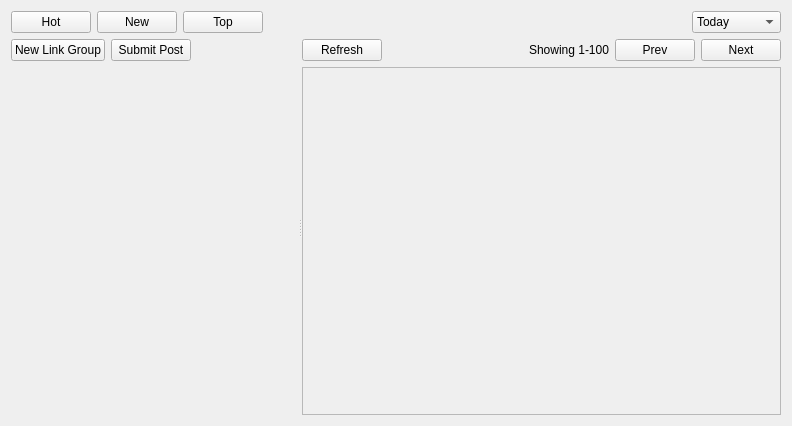
This is retroshare-gui/src/gui/Posted/PostedListDialog.ui in RetroShare/RetroShare_old as Qt 5 draws it before an edit. The edited form follows.
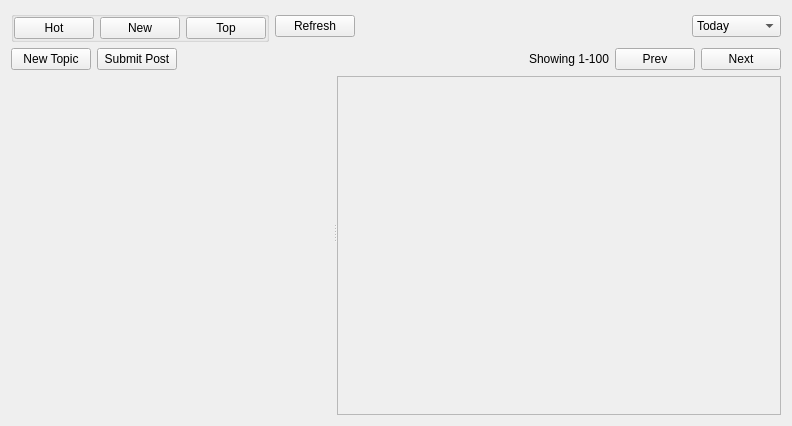
This is the edited form. Custom widgets are drawn as their Qt base class.

```diff
--- a/retroshare-gui/src/gui/Posted/PostedListDialog.ui
+++ b/retroshare-gui/src/gui/Posted/PostedListDialog.ui
@@ -15,25 +15,68 @@
   </property>
   <layout class="QVBoxLayout" name="verticalLayout" stretch="0,1">
    <item>
-    <layout class="QHBoxLayout" name="horizontalLayout">
+    <layout class="QHBoxLayout" name="horizontalLayout_3">
      <item>
-      <widget class="QPushButton" name="pushButton_3">
-       <property name="text">
-        <string>Hot</string>
+      <widget class="QGroupBox" name="sortGroup">
+       <property name="checkable">
+        <bool>false</bool>
        </property>
+       <layout class="QHBoxLayout" name="horizontalLayout">
+        <property name="spacing">
+         <number>6</number>
+        </property>
+        <property name="margin">
+         <number>0</number>
+        </property>
+        <item>
+         <widget class="QPushButton" name="hotSortButton">
+          <property name="text">
+           <string>Hot</string>
+          </property>
+          <property name="checkable">
+           <bool>true</bool>
+          </property>
+          <property name="autoExclusive">
+           <bool>true</bool>
+          </property>
+         </widget>
+        </item>
+        <item>
+         <widget class="QPushButton" name="newSortButton">
+          <property name="text">
+           <string>New</string>
+          </property>
+          <property name="checkable">
+           <bool>true</bool>
+          </property>
+          <property name="autoExclusive">
+           <bool>true</bool>
+          </property>
+         </widget>
+        </item>
+        <item>
+         <widget class="QPushButton" name="topSortButton">
+          <property name="text">
+           <string>Top</string>
+          </property>
+          <property name="checkable">
+           <bool>true</bool>
+          </property>
+          <property name="checked">
+           <bool>false</bool>
+          </property>
+          <property name="autoExclusive">
+           <bool>true</bool>
+          </property>
+         </widget>
+        </item>
+       </layout>
       </widget>
      </item>
      <item>
-      <widget class="QPushButton" name="pushButton">
+      <widget class="QPushButton" name="refreshButton">
        <property name="text">
-        <string>New</string>
-       </property>
-      </widget>
-     </item>
-     <item>
-      <widget class="QPushButton" name="pushButton_2">
-       <property name="text">
-        <string>Top</string>
+        <string>Refresh</string>
        </property>
       </widget>
      </item>
@@ -51,7 +94,7 @@
       </spacer>
      </item>
      <item>
-      <widget class="QComboBox" name="comboBox">
+      <widget class="QComboBox" name="periodComboBox">
        <item>
         <property name="text">
          <string>Today</string>
@@ -91,7 +134,7 @@
        <item row="0" column="0">
         <widget class="QPushButton" name="pushButton_7">
          <property name="text">
-          <string>New Link Group</string>
+          <string>New Topic</string>
          </property>
         </widget>
        </item>
@@ -131,13 +174,6 @@
       <layout class="QGridLayout" name="gridLayout">
        <item row="0" column="0">
         <layout class="QHBoxLayout" name="horizontalLayout_2">
-         <item>
-          <widget class="QPushButton" name="pushButton_5">
-           <property name="text">
-            <string>Refresh</string>
-           </property>
-          </widget>
-         </item>
          <item>
           <spacer name="horizontalSpacer_2">
            <property name="orientation">
@@ -184,10 +220,16 @@
            <rect>
             <x>0</x>
             <y>0</y>
-            <width>461</width>
-            <height>330</height>
+            <width>426</width>
+            <height>327</height>
            </rect>
           </property>
+          <property name="sizePolicy">
+           <sizepolicy hsizetype="Preferred" vsizetype="Minimum">
+            <horstretch>0</horstretch>
+            <verstretch>0</verstretch>
+           </sizepolicy>
+          </property>
           <layout class="QVBoxLayout" name="verticalLayout_2">
            <item>
             <spacer name="verticalSpacer">
```
Left out of the diff: 10 changed lines with no effect on the pictures.
